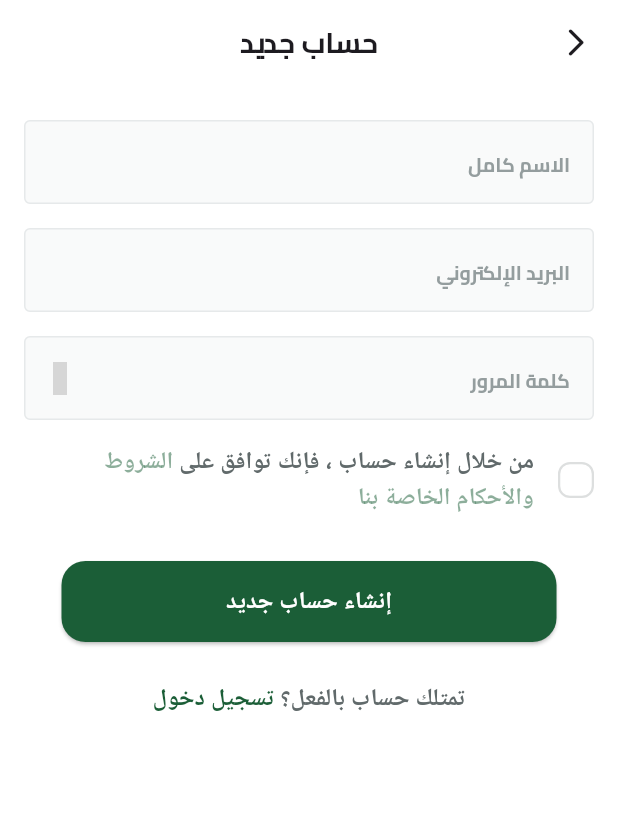
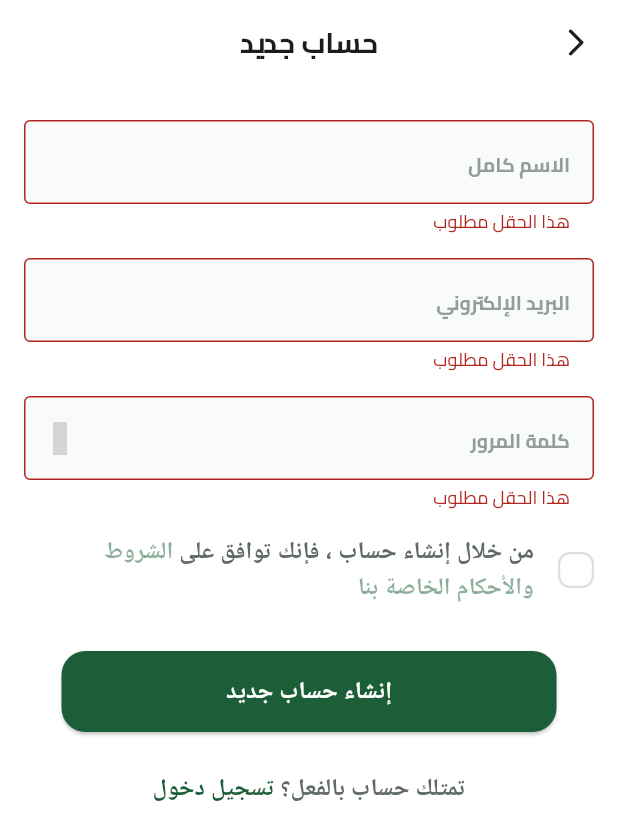
Before and after one commit to mhmoudGamea/fruit_hub, a Flutter app: the SignupView screen opened by its route, after a tap on "إنشاء حساب جديد", on a phone screen of 412 x 824 dp. Shown: the top 840 px of the screen. Run offline on Flutter 3.47's test engine with Material 3 defaults, Android fonts, the phone set to English and light mode, and no system bars; our stand-ins replace dartz, dots_indicator, firebase_auth, firebase_core, flutter_bloc, flutter_svg and 4 more; accounts and stored records are empty; grey boxes are pictures that could not be loaded.

Commit message:
Update error messages and add form validation and helper utilities

```diff
--- a/lib/core/services/firebase_auth_services.dart
+++ b/lib/core/services/firebase_auth_services.dart
@@ -15,7 +15,7 @@ abstract class FirebaseAuthServices {
     } on FirebaseAuthException catch (error) {
       throw ServiceException.fromAuth(error: error.code);
     } catch (error) {
-      throw ServiceException('An error occured, please try again later :)');
+      throw ServiceException('حدث خطأ ما. برجاء المحاوله مره أخري');
     }
   }
 
@@ -26,7 +26,7 @@ abstract class FirebaseAuthServices {
     } on FirebaseAuthException catch (error) {
       throw ServiceException.fromAuth(error: error.code);
     } catch (error) {
-      throw ServiceException('An error occured, please try again later :)');
+      throw ServiceException('حدث خطأ ما. برجاء المحاوله مره أخري');
     }
   }
 }
--- a/lib/core/widgets/custom_text_form_field.dart
+++ b/lib/core/widgets/custom_text_form_field.dart
@@ -9,12 +9,14 @@ class CustomTextFormField extends StatelessWidget {
   final TextInputType inputType;
   final bool withSuffix;
   final IconType iconType;
+  final Function(String?)? onSaved;
   const CustomTextFormField({
     super.key,
     required this.hint,
     required this.inputType,
     this.withSuffix = false,
     this.iconType = IconType.initial,
+    this.onSaved,
   });
 
   InputBorder inputBorder(double radius) {
@@ -28,6 +30,13 @@ class CustomTextFormField extends StatelessWidget {
   @override
   Widget build(BuildContext context) {
     return TextFormField(
+      validator: (value) {
+        if (value == null || value.isEmpty) {
+          return 'هذا الحقل مطلوب';
+        }
+        return null;
+      },
+      onSaved: onSaved,
       keyboardType: inputType,
       obscureText: iconType == IconType.password ? true : false,
       obscuringCharacter: '⦁',
--- a/lib/features/auth/presentation/model_views/signup_cubit/signup_cubit.dart
+++ b/lib/features/auth/presentation/model_views/signup_cubit/signup_cubit.dart
@@ -1,3 +1,4 @@
+import 'package:flutter/material.dart';
 import 'package:flutter_bloc/flutter_bloc.dart';
 import 'package:get_it/get_it.dart';
 
@@ -7,6 +8,49 @@ import 'signup_state.dart';
 
 class SignupCubit extends Cubit<SignupState> {
   SignupCubit() : super(SignupInitial());
+
+  /// validation part in form
+  final GlobalKey<FormState> _formKey = GlobalKey<FormState>();
+  var _autovalidateMode = AutovalidateMode.disabled;
+  late String _name;
+  late String _email;
+  late String _password;
+
+  set setAutoValidate(AutovalidateMode auto) {
+    _autovalidateMode = auto;
+  }
+
+  AutovalidateMode get getAutoValidate {
+    return _autovalidateMode;
+  }
+
+  set setName(String name) {
+    _name = name;
+  }
+
+  set setEmail(String email) {
+    _email = email;
+  }
+
+  set setPassword(String password) {
+    _password = password;
+  }
+
+  String get getName {
+    return _name;
+  }
+
+  String get getEmail {
+    return _email;
+  }
+
+  String get getPassword {
+    return _password;
+  }
+
+  GlobalKey<FormState> get getFormKey {
+    return _formKey;
+  }
 
   /// handling create new user part
   final AuthRepo _authRepo = GetIt.instance<AuthRepoImpl>();
--- /dev/null
+++ b/lib/features/auth/presentation/views/widgets/custom_form.dart
@@ -0,0 +1,76 @@
+import 'package:flutter/material.dart';
+import 'package:flutter_bloc/flutter_bloc.dart';
+import 'package:fruit_hub/core/utilies/helper.dart';
+
+import '../../../../../core/utilies/constants.dart';
+import '../../../../../core/widgets/custom_button.dart';
+import '../../../../../core/widgets/custom_text_form_field.dart';
+import '../../model_views/signup_cubit/signup_cubit.dart';
+import 'custom_terms_and_condition.dart';
+
+class CustomForm extends StatelessWidget {
+  const CustomForm({super.key});
+
+  @override
+  Widget build(BuildContext context) {
+    final signupCubit = BlocProvider.of<SignupCubit>(context);
+    return Form(
+      key: signupCubit.getFormKey,
+      autovalidateMode: signupCubit.getAutoValidate,
+      child: Column(
+        children: [
+          CustomTextFormField(
+            hint: 'الاسم كامل',
+            inputType: TextInputType.name,
+            onSaved: (p0) {
+              signupCubit.setName = p0!;
+            },
+          ),
+          const SizedBox(height: 16),
+          CustomTextFormField(
+            hint: 'البريد الإلكتروني',
+            inputType: TextInputType.emailAddress,
+            onSaved: (p0) {
+              signupCubit.setEmail = p0!;
+            },
+          ),
+          const SizedBox(height: 16),
+          CustomTextFormField(
+            hint: 'كلمة المرور',
+            inputType: TextInputType.visiblePassword,
+            withSuffix: true,
+            iconType: IconType.password,
+            onSaved: (p0) {
+              signupCubit.setPassword = p0!;
+            },
+          ),
+          const SizedBox(height: 16),
+          const CustomTermsAndCondition(
+            firstTitle: 'من خلال إنشاء حساب ، فإنك توافق على',
+            secondTitle: ' الشروط والأحكام الخاصة بنا',
+          ),
+          const SizedBox(height: 30),
+          CustomButton(
+              onPressed: () {
+                if (signupCubit.getFormKey.currentState!.validate()) {
+                  signupCubit.getFormKey.currentState!.save();
+                  if (signupCubit.getIsChecked) {
+                    signupCubit.signupUser(
+                        name: signupCubit.getName,
+                        email: signupCubit.getEmail,
+                        password: signupCubit.getPassword);
+                  } else {
+                    Helper.successMessage(context,
+                        message:
+                            'من فضلك قم بمراجعه الشروط والاحكام لإنشاء حساب جديد.');
+                  }
+                } else {
+                  signupCubit.setAutoValidate = AutovalidateMode.always;
+                }
+              },
+              data: 'إنشاء حساب جديد'),
+        ],
+      ),
+    );
+  }
+}
--- a/lib/features/auth/presentation/views/widgets/signup_view_body.dart
+++ b/lib/features/auth/presentation/views/widgets/signup_view_body.dart
@@ -1,46 +1,41 @@
 import 'package:flutter/material.dart';
+import 'package:flutter_bloc/flutter_bloc.dart';
+import 'package:fruit_hub/core/config/app_colors.dart';
+import 'package:fruit_hub/core/utilies/helper.dart';
 import 'package:go_router/go_router.dart';
 
 import '../../../../../core/utilies/constants.dart';
-import '../../../../../core/widgets/custom_button.dart';
-import '../../../../../core/widgets/custom_text_form_field.dart';
+import '../../model_views/signup_cubit/signup_cubit.dart';
+import '../../model_views/signup_cubit/signup_state.dart';
 import 'custom_account_prompt.dart';
-import 'custom_terms_and_condition.dart';
+import 'custom_form.dart';
 
 class SignupViewBody extends StatelessWidget {
   const SignupViewBody({super.key});
 
   @override
   Widget build(BuildContext context) {
+    return BlocConsumer<SignupCubit, SignupState>(
+      listener: (context, state) {
+        if (state is SignupSuccess) {
+          Helper.successMessage(context,
+              message: 'تم انشاء حساب جديد لك بنجاح.');
+        }
+        if (state is SignupFailure) {
+          Helper.errorMessage(context, message: state.error);
+        }
+      },
+      builder: (context, state) {
         return SingleChildScrollView(
           child: Padding(
             padding: const EdgeInsets.symmetric(horizontal: authViewPadding),
             child: Column(
               children: [
+                state is SignupLoading
+                    ? LinearProgressIndicator(color: AppColors.darkPrimaryColor)
+                    : const SizedBox(height: 0),
                 const SizedBox(height: 24),
-            const CustomTextFormField(
-              hint: 'الاسم كامل',
-              inputType: TextInputType.name,
-            ),
-            const SizedBox(height: 16),
-            const CustomTextFormField(
-              hint: 'البريد الإلكتروني',
-              inputType: TextInputType.emailAddress,
-            ),
-            const SizedBox(height: 16),
-            const CustomTextFormField(
-              hint: 'كلمة المرور',
-              inputType: TextInputType.visiblePassword,
-              withSuffix: true,
-              iconType: IconType.password,
-            ),
-            const SizedBox(height: 16),
-            const CustomTermsAndCondition(
-              firstTitle: 'من خلال إنشاء حساب ، فإنك توافق على',
-              secondTitle: ' الشروط والأحكام الخاصة بنا',
-            ),
-            const SizedBox(height: 30),
-            CustomButton(onPressed: () {}, data: 'إنشاء حساب جديد'),
+                const CustomForm(),
                 const SizedBox(height: 26),
                 CustomAccountPrompt(
                   firstTitle: 'تمتلك حساب بالفعل؟',
@@ -53,5 +48,7 @@ class SignupViewBody extends StatelessWidget {
             ),
           ),
         );
+      },
+    );
   }
 }
--- a/pubspec.yaml
+++ b/pubspec.yaml
@@ -44,6 +44,7 @@ dependencies:
   go_router: ^14.6.1
   iconsax: ^0.0.8
   intl: ^0.19.0
+  modal_progress_hud_nsn: ^0.5.1
   shared_preferences: ^2.3.3
 
 dev_dependencies:
```
Also changed, not shown: lib/core/error/firebase_exception.dart (+6 -5 lines), lib/core/utilies/helper.dart (added, +69 -0 lines), pubspec.lock. Lines whose indentation alone changed are shown as unchanged.
